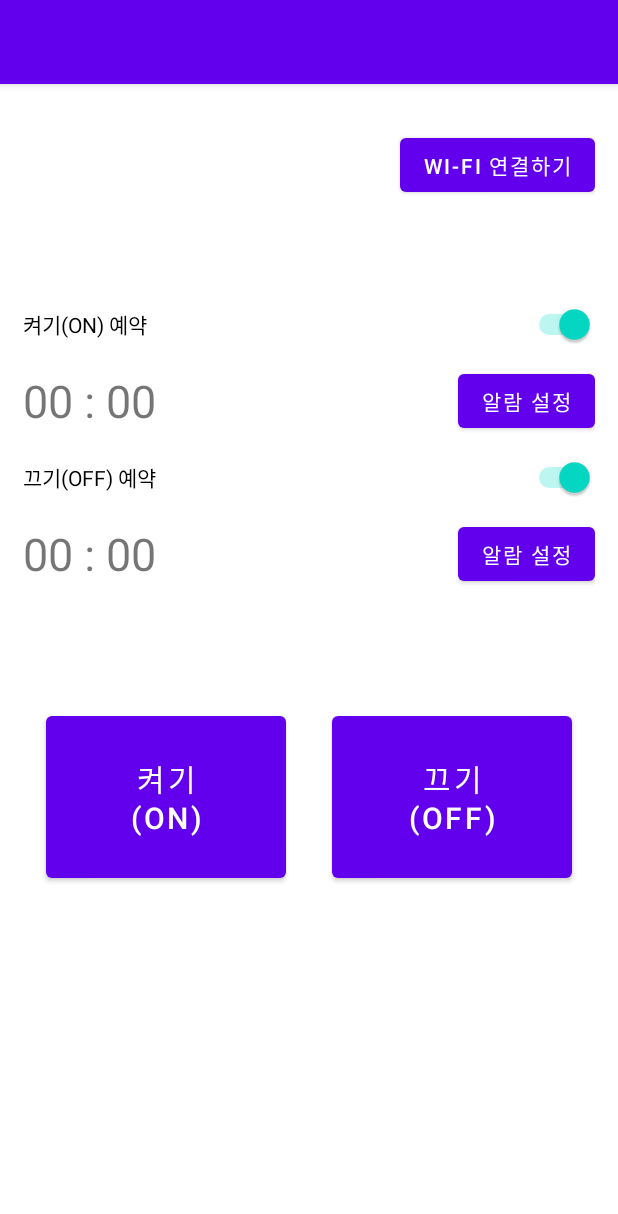
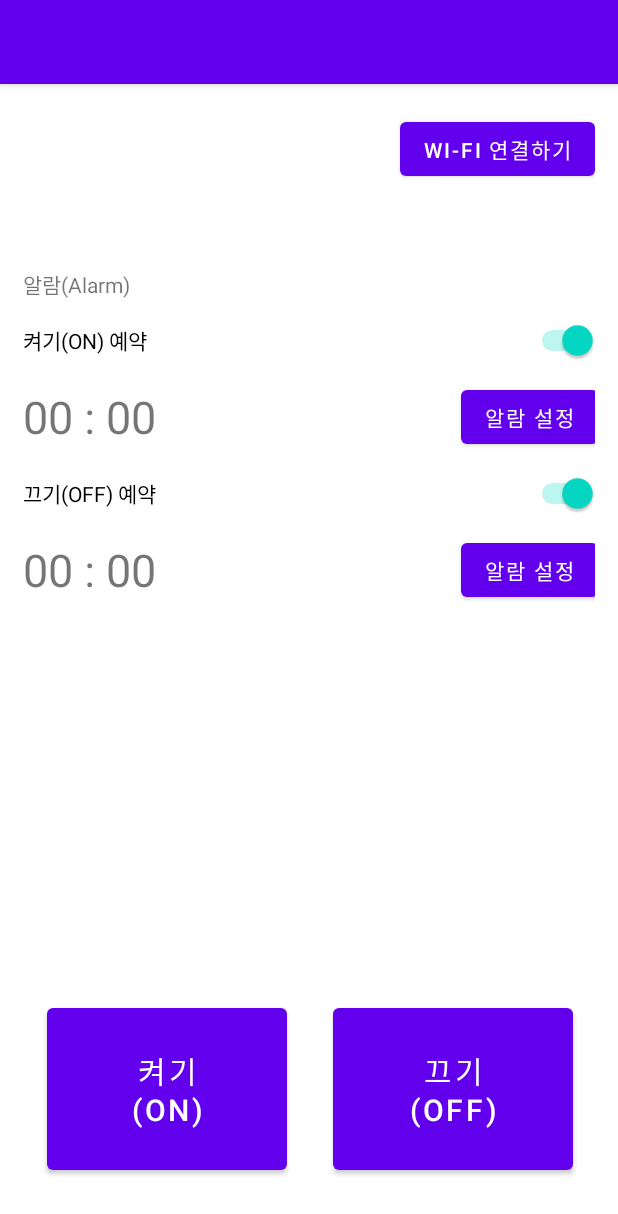
Before and after one commit to 2sjin/SmartSwitch, an Android app: the screen it shows after launch (MainActivity), on a phone screen of 412 x 824 dp. Shown: the top 1214 px of the screen. Run offline under Robolectric (Android 15) with nearby library versions, the light colour scheme and no system bars.

Commit message:
서보모터 제어

```diff
--- a/app/src/main/java/com/example/smartswitch/MainActivity.java
+++ b/app/src/main/java/com/example/smartswitch/MainActivity.java
@@ -21,9 +21,9 @@ public class MainActivity extends AppCompatActivity {
     LinearLayout alarmLayout2;
     TextView alarmTime1;
     TextView alarmTime2;
-
     WebView webView;
 
+    // 액티비티 생성 시
     @Override
     protected void onCreate(Bundle savedInstanceState) {
         super.onCreate(savedInstanceState);
@@ -56,7 +56,7 @@ public class MainActivity extends AppCompatActivity {
         if(alarmSwitch1.isChecked() == true)
             alarmLayout1.setVisibility(View.VISIBLE);
         else
-            alarmLayout1.setVisibility(View.GONE);
+            alarmLayout1.setVisibility(View.INVISIBLE);
     }
 
     // 알람 스위치 2 눌렀을 때
@@ -64,7 +64,7 @@ public class MainActivity extends AppCompatActivity {
         if(alarmSwitch2.isChecked() == true)
             alarmLayout2.setVisibility(View.VISIBLE);
         else
-            alarmLayout2.setVisibility(View.GONE);
+            alarmLayout2.setVisibility(View.INVISIBLE);
     }
 
     // 알람 설정 버튼 1 눌렀을 때
@@ -80,13 +80,13 @@ public class MainActivity extends AppCompatActivity {
     // ON 버튼을 눌렀을 때
     public void onClickButtonOn(View view) {
         Toast.makeText(getApplicationContext(), "ButtonOn is clicked.", Toast.LENGTH_SHORT).show();
-        webView.loadUrl("192.168.0.23/ledOn");
+        webView.loadUrl("192.168.0.23/on");
     }
 
     // OFF 버튼을 눌렀을 때
     public void onClickButtonOff(View view) {
         Toast.makeText(getApplicationContext(), "ButtonOff is clicked.", Toast.LENGTH_SHORT).show();
-        webView.loadUrl("192.168.0.23/ledOff");
+        webView.loadUrl("192.168.0.23/off");
     }
 
     // 연결 버튼을 눌렀을 때
@@ -95,7 +95,7 @@ public class MainActivity extends AppCompatActivity {
         startActivity(intent);
     }
 
-    // 테스트
+    // 테스트 버튼을 눌렀을 때
     public void startTest(View view) {
         Intent intent = new Intent(getApplicationContext(), TestActivity.class);
         startActivity(intent);
@@ -116,7 +116,7 @@ public class MainActivity extends AppCompatActivity {
         builder.create().show();
     }
 
-    // TimePicker 다이얼로그 출력
+    // TimePicker 다이얼로그 출력(알람 설정)
     public void showTimePickerDialog(TextView tvAlarmTime) {
         TimePickerDialog timePickerDialog = new TimePickerDialog
                 (MainActivity.this, android.app.AlertDialog.THEME_HOLO_DARK, new TimePickerDialog.OnTimeSetListener() {
@@ -128,7 +128,4 @@ public class MainActivity extends AppCompatActivity {
         timePickerDialog.show();
     }
 
-
-
-
 }
--- a/app/src/main/res/layout/activity_main.xml
+++ b/app/src/main/res/layout/activity_main.xml
@@ -1,32 +1,37 @@
 <?xml version="1.0" encoding="utf-8"?>
-<LinearLayout xmlns:android="http://schemas.android.com/apk/res/android"
+<androidx.constraintlayout.widget.ConstraintLayout xmlns:android="http://schemas.android.com/apk/res/android"
     xmlns:app="http://schemas.android.com/apk/res-auto"
     xmlns:tools="http://schemas.android.com/tools"
     android:layout_width="match_parent"
     android:layout_height="match_parent"
-    android:gravity="center|top"
+    android:layout_marginLeft="15dp"
+    android:layout_marginTop="15dp"
+    android:layout_marginRight="15dp"
     android:orientation="vertical"
-    android:layout_marginTop="30dp"
-    android:layout_marginLeft="15dp"
-    android:layout_marginRight="15dp"
-    tools:context=".MainActivity" >
-
-    <WebView
-        android:id="@+id/wmWebView"
-        android:layout_width="match_parent"
-        android:layout_height="123dp"
-        android:visibility="gone">
-
-    </WebView>
+    tools:context=".MainActivity">
 
     <LinearLayout
+        android:id="@+id/linearLayout2"
         android:layout_width="match_parent"
         android:layout_height="103dp"
+        android:layout_marginTop="4dp"
         android:gravity="right|top"
-        android:orientation="vertical">
+        android:orientation="vertical"
+        app:layout_constraintEnd_toEndOf="parent"
+        app:layout_constraintHorizontal_bias="1.0"
+        app:layout_constraintStart_toStartOf="parent"
+        app:layout_constraintTop_toTopOf="parent">
+
+        <WebView
+            android:id="@+id/wmWebView"
+            android:layout_width="match_parent"
+            android:layout_height="123dp"
+            android:visibility="gone">
+
+        </WebView>
 
         <Button
-            android:id="@+id/button"
+            android:id="@+id/buttonWiFi"
             android:layout_width="wrap_content"
             android:layout_height="wrap_content"
             android:onClick="onClickButtonConnect"
@@ -35,14 +40,22 @@
     </LinearLayout>
 
     <ScrollView
-        android:layout_width="match_parent"
-        android:layout_height="222dp">
+        android:layout_width="383dp"
+        android:layout_height="287dp"
+        app:layout_constraintEnd_toEndOf="parent"
+        app:layout_constraintStart_toStartOf="parent"
+        app:layout_constraintTop_toBottomOf="@+id/linearLayout2">
 
         <LinearLayout
-            android:id="@+id/AlarmLayout"
+            android:id="@+id/AlarmGroupLayout"
             android:layout_width="match_parent"
             android:layout_height="wrap_content"
             android:orientation="vertical">
+
+            <TextView
+                android:layout_width="match_parent"
+                android:layout_height="wrap_content"
+                android:text="알람(Alarm)" />
 
             <Switch
                 android:id="@+id/AlarmSwitch1"
@@ -111,11 +124,13 @@
     </ScrollView>
 
     <LinearLayout
-        android:layout_width="match_parent"
-        android:layout_height="240dp"
-        android:layout_marginBottom="25dp"
+        android:layout_width="379dp"
+        android:layout_height="196dp"
         android:gravity="center"
-        android:orientation="horizontal">
+        android:orientation="horizontal"
+        app:layout_constraintBottom_toBottomOf="parent"
+        app:layout_constraintEnd_toEndOf="parent"
+        app:layout_constraintStart_toStartOf="parent">
 
         <Button
             android:id="@+id/buttonOn"
@@ -139,4 +154,4 @@
 
     </LinearLayout>
 
-</LinearLayout>
+</androidx.constraintlayout.widget.ConstraintLayout>
```
Also changed, not shown: 2 other files.
